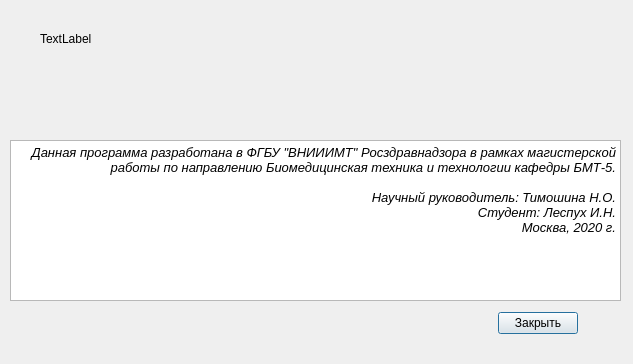
First picture: the form in about.ui, repository lsp10x150/XrayFiltUI, before the edit.
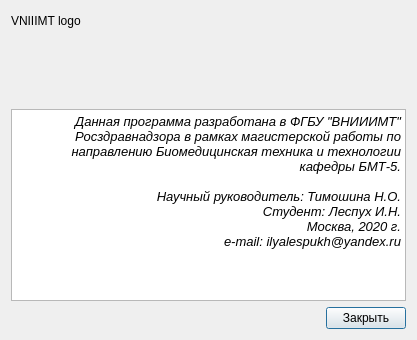
Second picture: the form after the edit.

```diff
--- a/about.ui
+++ b/about.ui
@@ -6,21 +6,76 @@
    <rect>
     <x>0</x>
     <y>0</y>
-    <width>633</width>
-    <height>364</height>
+    <width>417</width>
+    <height>340</height>
    </rect>
   </property>
+  <property name="minimumSize">
+   <size>
+    <width>400</width>
+    <height>340</height>
+   </size>
+  </property>
   <property name="windowTitle">
    <string>Dialog</string>
   </property>
-  <widget class="QTextEdit" name="textEdit">
-   <property name="geometry">
-    <rect>
-     <x>10</x>
-     <y>140</y>
-     <width>611</width>
-     <height>161</height>
-    </rect>
+  <layout class="QVBoxLayout" name="verticalLayout">
+   <item>
+    <layout class="QHBoxLayout" name="horizontalLayout_2">
+     <item>
+      <widget class="QLabel" name="VNIIIMTLogoLabel">
+       <property name="sizePolicy">
+        <sizepolicy hsizetype="Fixed" vsizetype="Fixed">
+         <horstretch>234</horstretch>
+         <verstretch>96</verstretch>
+        </sizepolicy>
+       </property>
+       <property name="text">
+        <string>VNIIIMT logo</string>
+       </property>
+      </widget>
+     </item>
+     <item>
+      <spacer name="horizontalSpacer_2">
+       <property name="orientation">
+        <enum>Qt::Horizontal</enum>
+       </property>
+       <property name="sizeHint" stdset="0">
+        <size>
+         <width>40</width>
+         <height>20</height>
+        </size>
+       </property>
+      </spacer>
+     </item>
+    </layout>
+   </item>
+   <item>
+    <spacer name="verticalSpacer">
+     <property name="orientation">
+      <enum>Qt::Vertical</enum>
+     </property>
+     <property name="sizeHint" stdset="0">
+      <size>
+       <width>20</width>
+       <height>120</height>
+      </size>
+     </property>
+    </spacer>
+   </item>
+   <item>
+    <widget class="QTextEdit" name="authorTextEdit">
+     <property name="enabled">
+      <bool>true</bool>
+     </property>
+     <property name="sizePolicy">
+      <sizepolicy hsizetype="Minimum" vsizetype="Minimum">
+       <horstretch>0</horstretch>
+       <verstretch>200</verstretch>
+      </sizepolicy>
+     </property>
+     <property name="readOnly">
+      <bool>true</bool>
    </property>
    <property name="html">
     <string>&lt;!DOCTYPE HTML PUBLIC &quot;-//W3C//DTD HTML 4.0//EN&quot; &quot;http://www.w3.org/TR/REC-html40/strict.dtd&quot;&gt;
@@ -31,31 +86,12 @@
 &lt;p align=&quot;right&quot; style=&quot;-qt-paragraph-type:empty; margin-top:0px; margin-bottom:0px; margin-left:0px; margin-right:0px; -qt-block-indent:0; text-indent:0px; font-size:10pt; font-style:italic;&quot;&gt;&lt;br /&gt;&lt;/p&gt;
 &lt;p align=&quot;right&quot; style=&quot; margin-top:0px; margin-bottom:0px; margin-left:0px; margin-right:0px; -qt-block-indent:0; text-indent:0px;&quot;&gt;&lt;span style=&quot; font-size:10pt; font-style:italic;&quot;&gt;Научный руководитель: Тимошина Н.О.&lt;/span&gt;&lt;/p&gt;
 &lt;p align=&quot;right&quot; style=&quot; margin-top:0px; margin-bottom:0px; margin-left:0px; margin-right:0px; -qt-block-indent:0; text-indent:0px;&quot;&gt;&lt;span style=&quot; font-size:10pt; font-style:italic;&quot;&gt; Студент: Леспух И.Н.&lt;/span&gt;&lt;/p&gt;
-&lt;p align=&quot;right&quot; style=&quot; margin-top:0px; margin-bottom:0px; margin-left:0px; margin-right:0px; -qt-block-indent:0; text-indent:0px;&quot;&gt;&lt;span style=&quot; font-size:10pt; font-style:italic;&quot;&gt;Москва, 2020 г.&lt;/span&gt;&lt;/p&gt;&lt;/body&gt;&lt;/html&gt;</string>
-   </property>
-  </widget>
-  <widget class="QLabel" name="logoLabel">
-   <property name="geometry">
-    <rect>
-     <x>40</x>
-     <y>30</y>
-     <width>67</width>
-     <height>17</height>
-    </rect>
-   </property>
-   <property name="text">
-    <string>TextLabel</string>
-   </property>
-  </widget>
-  <widget class="QWidget" name="">
-   <property name="geometry">
-    <rect>
-     <x>450</x>
-     <y>310</y>
-     <width>128</width>
-     <height>27</height>
-    </rect>
-   </property>
+&lt;p align=&quot;right&quot; style=&quot; margin-top:0px; margin-bottom:0px; margin-left:0px; margin-right:0px; -qt-block-indent:0; text-indent:0px;&quot;&gt;&lt;span style=&quot; font-size:10pt; font-style:italic;&quot;&gt;Москва, 2020 г.&lt;/span&gt;&lt;/p&gt;
+&lt;p align=&quot;right&quot; style=&quot; margin-top:0px; margin-bottom:0px; margin-left:0px; margin-right:0px; -qt-block-indent:0; text-indent:0px;&quot;&gt;&lt;span style=&quot; font-size:10pt; font-style:italic;&quot;&gt;e-mail: ilyalespukh@yandex.ru&lt;/span&gt;&lt;/p&gt;&lt;/body&gt;&lt;/html&gt;</string>
+     </property>
+    </widget>
+   </item>
+   <item>
    <layout class="QHBoxLayout" name="horizontalLayout">
     <item>
      <spacer name="horizontalSpacer">
@@ -78,7 +114,8 @@
      </widget>
     </item>
    </layout>
-  </widget>
+   </item>
+  </layout>
  </widget>
  <resources/>
  <connections/>
```
Left out of the diff: 2 changed lines with no effect on the pictures. Lines whose indentation alone changed are shown as unchanged.
